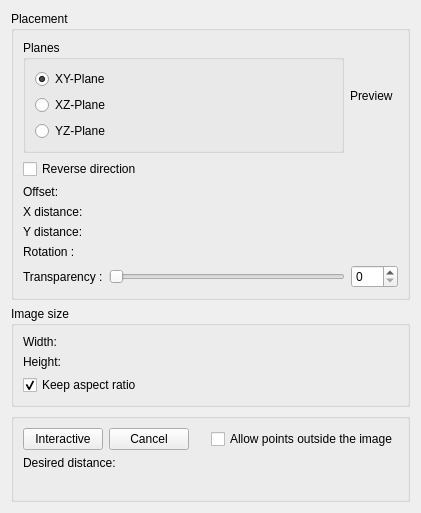
Old version of the form src/Gui/TaskView/TaskImage.ui in the repository PaddleStroke/FreeCAD.
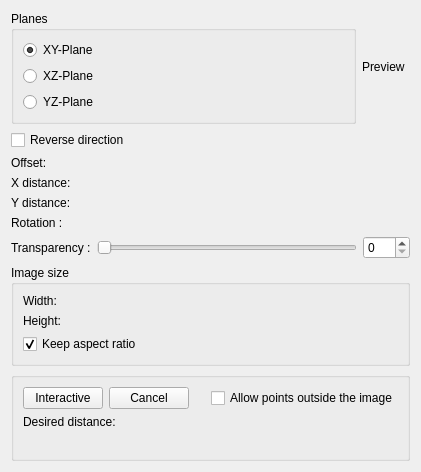
New version of the form. Custom widgets are drawn as their Qt base class.

Commit message: Core: TaskImage: Remove 'placement groupbox'.

```diff
--- a/src/Gui/TaskView/TaskImage.ui
+++ b/src/Gui/TaskView/TaskImage.ui
@@ -14,12 +14,6 @@
    <string>Image plane settings</string>
   </property>
   <layout class="QGridLayout" name="gridLayout_5">
-   <item row="0" column="0">
-    <widget class="QGroupBox" name="placementGroupBox">
-     <property name="title">
-      <string>Placement</string>
-     </property>
-     <layout class="QGridLayout" name="gridLayout_6">
       <item row="0" column="0" colspan="2">
        <layout class="QGridLayout" name="gridLayout_8">
         <item row="0" column="0">
@@ -157,15 +151,15 @@
         </property>
        </widget>
       </item>
-      <item row="6" column="0">
+   <item row="6" column="0" colspan="2">
+    <layout class="QHBoxLayout">
+     <item>
        <widget class="QLabel" name="labelTransparency">
         <property name="text">
          <string>Transparency :</string>
         </property>
        </widget>
       </item>
-      <item row="6" column="1">
-       <layout class="QHBoxLayout">
         <item>
          <widget class="QSlider" name="sliderTransparency">
           <property name="maximum">
@@ -191,10 +185,7 @@
         </item>
        </layout>
       </item>
-     </layout>
-    </widget>
-   </item>
-   <item row="1" column="0">
+   <item row="7" column="0" colspan="2">
     <widget class="QGroupBox" name="groupBox1">
      <property name="title">
       <string>Image size</string>
@@ -257,7 +248,7 @@
      </layout>
     </widget>
    </item>
-   <item row="2" column="0">
+   <item row="8" column="0" colspan="2">
     <widget class="QGroupBox" name="groupBox_2">
      <property name="title">
       <string/>
```
Lines whose indentation alone changed are shown as unchanged.
